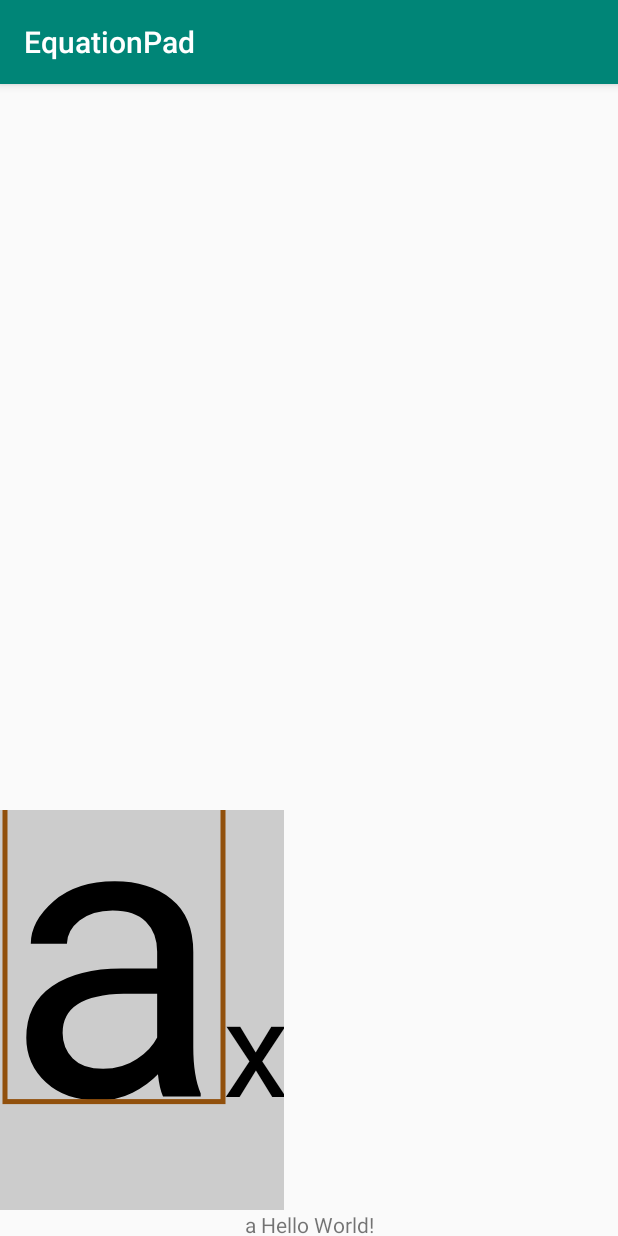
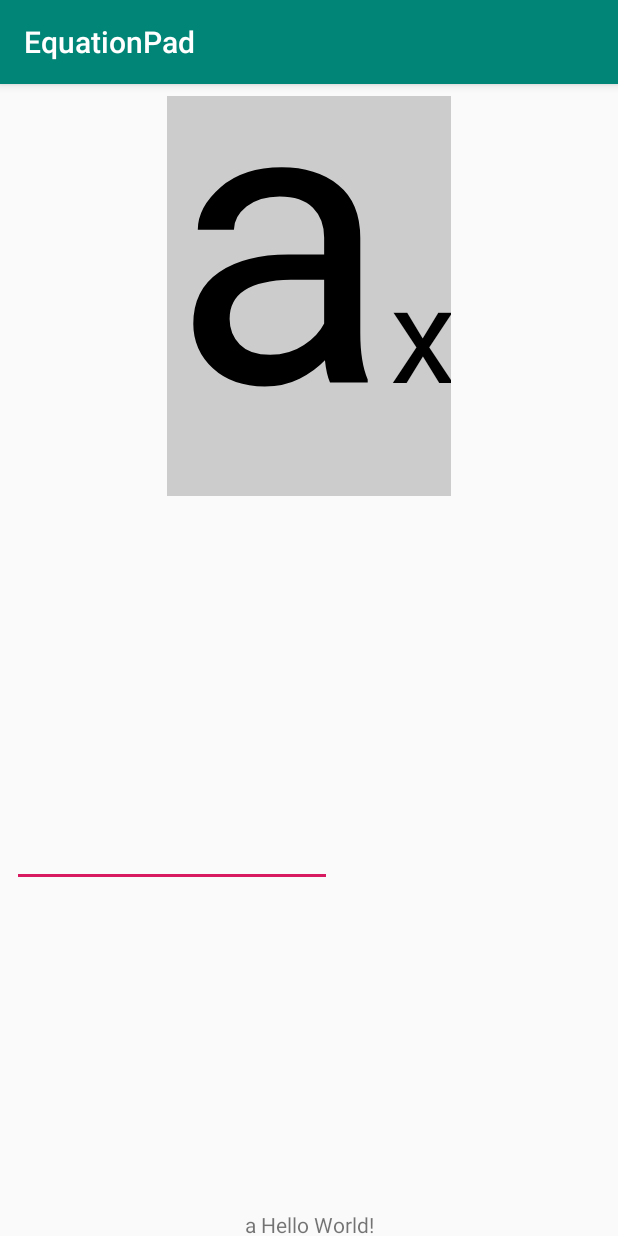
Before and after one commit to karino2/EquationPad, an Android app: the screen it shows after launch (MainActivity), on a phone screen of 412 x 824 dp. Run offline under Robolectric (Android 15) with nearby library versions, the phone set to English and light mode, and no system bars.

```diff
--- a/app/src/main/java/io/github/karino2/equationpad/MainActivity.kt
+++ b/app/src/main/java/io/github/karino2/equationpad/MainActivity.kt
@@ -2,11 +2,31 @@ package io.github.karino2.equationpad
 
 import androidx.appcompat.app.AppCompatActivity
 import android.os.Bundle
+import android.view.KeyEvent
+import android.widget.EditText
+import io.github.karino2.equationpad.mathview.MathView
+import io.github.karino2.equationpad.mathview.Variable
 
 class MainActivity : AppCompatActivity() {
 
     override fun onCreate(savedInstanceState: Bundle?) {
         super.onCreate(savedInstanceState)
         setContentView(R.layout.activity_main)
+
+        val mathView = findViewById<MathView>(R.id.mathView)
+
+        val et = findViewById<EditText>(R.id.editText)
+        et.setOnKeyListener { v, keyCode, event ->
+            if(event.action == KeyEvent.ACTION_DOWN && keyCode == KeyEvent.KEYCODE_ENTER) {
+                mathView.selectedExpr?.let {
+                    val newTerm = Variable(et.text.toString())
+                    it.parent?.replace(it, newTerm)
+                    et.setText("")
+                    mathView.selectedExpr = newTerm
+                }
+            }
+
+            true
+        }
     }
 }
--- a/app/src/main/java/io/github/karino2/equationpad/mathview/MathView.kt
+++ b/app/src/main/java/io/github/karino2/equationpad/mathview/MathView.kt
@@ -13,8 +13,8 @@ import kotlin.math.roundToInt
 
 class MathView(context :Context, attrSet: AttributeSet) : View(context, attrSet) {
 
-    val expr = Subscript(Variable("a"), Variable("x"))
-    var selectedExpr : Expr? = expr.body
+    val expr = Root(Subscript(Variable("a"), Variable("x")))
+    var selectedExpr : Expr? = null
 
     fun _resolveSize(desiredSize: Int, measureSpec: Int) : Int {
         val specMode = MeasureSpec.getMode(measureSpec)
@@ -131,6 +131,9 @@ class MathView(context :Context, attrSet: AttributeSet) : View(context, attrSet)
                 drawExpr(canvas, scale, expr.body, bottomMargin)
                 drawExpr(canvas, scale, expr.sub, bottomMargin)
             }
+            is Root -> {
+                expr.child?.let { drawExpr(canvas, scale, it, bottomMargin) }
+            }
         }
     }
 
--- a/app/src/main/java/io/github/karino2/equationpad/mathview/Tree.kt
+++ b/app/src/main/java/io/github/karino2/equationpad/mathview/Tree.kt
@@ -51,44 +51,37 @@ sealed class Expr {
         return null
     }
 
+}
 
-    /*
-
-    val children by lazy{
-        ArrayList<Expr>()
+data class Root(var child : Expr? = null) : Expr() {
+    init {
+        child?.parent = this
     }
 
+    override fun layout(left: Float, top: Float, currentSize: Float, measure: (String, Float) -> Float) {
+        child?.let {
+            it.layout(left, top, currentSize, measure)
+            box = it.box
+        }
 
-    // next sibling
-    val next : Expr?
-    get() {
-        val pare = parent ?: return null
-        if(this == pare.children.last())
-            return null
+    }
+    override fun findHit(x: Float, y:Float) : Expr? {
+        child?.let{ return it.findHit(x, y) }
 
-        // parent must contain this, and
-        val idx = pare.children.indexOf(this)
-        return pare.children[idx+1]
+        return null
     }
 
-    val firstChild: Expr?
-    get() {
-        if(children.size == 0)
-            return null
-        return children[0]
+    override fun replace(org: Expr, newExp: Expr) {
+        if(org == child)
+        {
+            org.parent = null
+            newExp.parent = this
+
+            child = newExp
+            return
+        }
+        throw IllegalArgumentException("No org expression in root.")
     }
-
-    fun addChild(child : Expr) {
-        child.parent = this
-        children.add(child)
-    }
-
-    fun removeChild(child: Expr) {
-        children.remove(child)
-        child.parent = null
-    }
-    */
-
 }
 
 data class Variable(val name: String) : Expr() {
@@ -123,11 +116,17 @@ data class Subscript(var body: Expr, var sub:Expr) : Expr(){
     override fun replace(org: Expr, newExp: Expr) {
         if(org == body)
         {
+            body.parent = null
+            newExp.parent = this
+
             body = newExp
             return
         }
         if(org == sub)
         {
+            sub.parent = null
+            newExp.parent = this
+
             sub = newExp
             return
         }
--- a/app/src/main/res/layout/activity_main.xml
+++ b/app/src/main/res/layout/activity_main.xml
@@ -10,8 +10,9 @@
             android:id="@+id/mathView"
             android:layout_width="wrap_content"
             android:layout_height="wrap_content"
-            app:layout_constraintBottom_toTopOf="@+id/textView"
-           />
+            app:layout_constraintStart_toStartOf="parent"
+            android:layout_marginStart="8dp" app:layout_constraintEnd_toEndOf="parent" android:layout_marginEnd="8dp"
+            android:layout_marginTop="8dp" app:layout_constraintTop_toTopOf="parent"/>
 
     <TextView
             android:layout_width="wrap_content"
@@ -20,5 +21,14 @@
             app:layout_constraintBottom_toBottomOf="parent"
             app:layout_constraintLeft_toLeftOf="parent"
             app:layout_constraintRight_toRightOf="parent" android:id="@+id/textView"/>
+    <EditText
+            android:layout_width="wrap_content"
+            android:layout_height="wrap_content"
+            android:inputType="textPersonName"
+            android:ems="10"
+            android:id="@+id/editText" android:layout_marginBottom="8dp"
+            app:layout_constraintBottom_toTopOf="@+id/textView" android:layout_marginTop="8dp"
+            app:layout_constraintTop_toBottomOf="@+id/mathView" android:layout_marginStart="8dp"
+            app:layout_constraintStart_toStartOf="parent"/>
 
 </androidx.constraintlayout.widget.ConstraintLayout>
```
